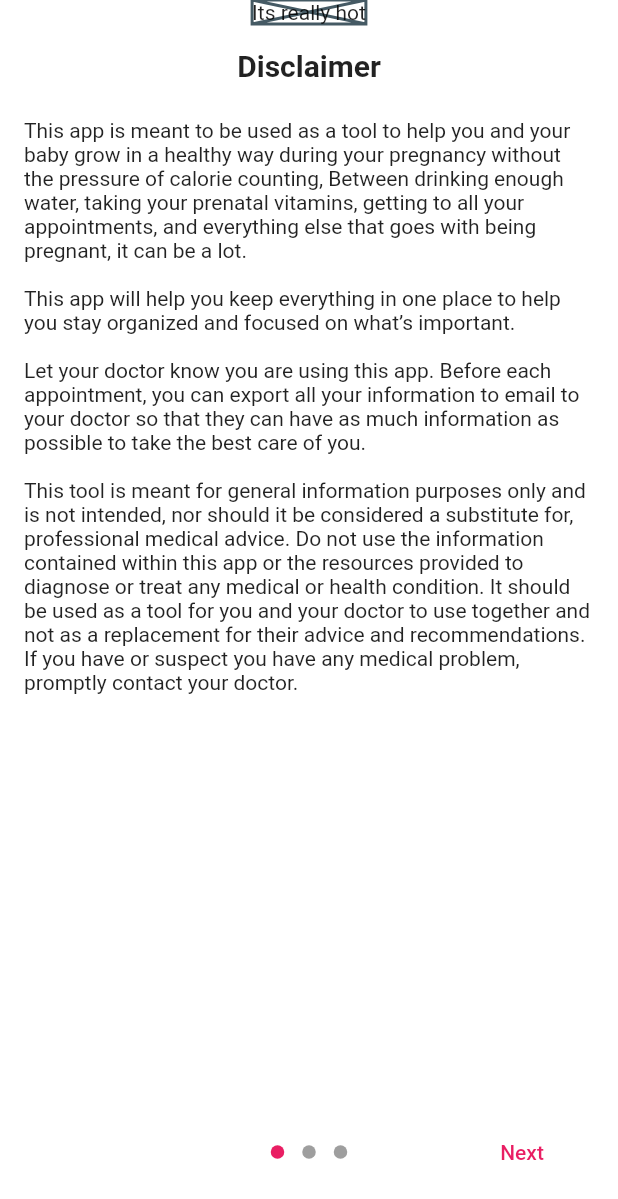
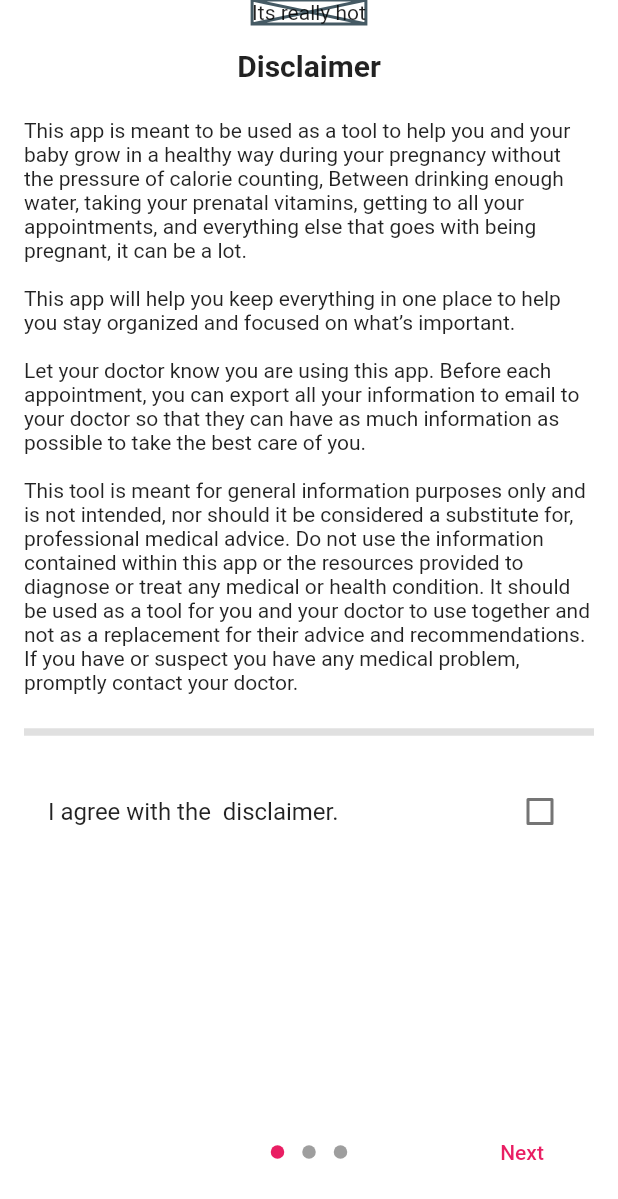
Before and after one commit to tnguyen2791/Preggo, a Flutter app: the screen it shows after launch, on a phone screen of 412 x 824 dp. Shown: the top 1199 px of the screen. Run offline on Flutter 3.47's test engine with Material 2 defaults, Android fonts, the phone set to English and light mode, and no system bars; drawn by our look-alikes of introduction_screen; our stand-ins replace font_awesome_flutter, google_fonts, settings_ui.

Commit message:
creation of checkbox in disclaimer

```diff
--- a/lib/screens/introduction.dart
+++ b/lib/screens/introduction.dart
@@ -31,6 +31,7 @@ class _OnBoardingPageState extends State<OnBoardingPage> {
   bool hxsecret = false;
   bool hxconcern = false;
   bool _notapplicable = false;
+  bool _agreeDisclaimer = false;
 
   Future<void> _loadDisclaimer() async {
     final _loadedDisclaimer =
@@ -70,7 +71,23 @@ class _OnBoardingPageState extends State<OnBoardingPage> {
       pages: [
         PageViewModel(
           title: "Disclaimer",
-          bodyWidget: Text(_disclaimer ?? "Nothing"),
+          bodyWidget: Column(children: [
+            Text(_disclaimer ?? "Nothing"),
+            const Divider(
+              thickness: 5,
+              height: 50.0,
+            ),
+            Center(
+              child: CheckboxListTile(
+                  title: const Text('I agree with the  disclaimer.'),
+                  value: _agreeDisclaimer,
+                  onChanged: (bool? value) {
+                    setState(() {
+                      _agreeDisclaimer = value!;
+                    });
+                  }),
+            ),
+          ]),
         ),
         PageViewModel(
           title: "Medical History",
@@ -138,9 +155,9 @@ class _OnBoardingPageState extends State<OnBoardingPage> {
           bodyWidget: Column(
             children: [
               (hxconcern || hxcontrol || hxeating || hxsecret || hxsick)
-                  ? Text(
+                  ? const Text(
                       'You answered yes to either the question asking about a history of disordered eating or to the four screening questions for disordered eating. We strongly suggest bringing this up with your physician so that he or she can more fully care for you through your pregnancy and beyond. Since recording and viewing your weight may be triggering, this tool has the following options:')
-                  : Text('Select an option for weighing-in!'),
+                  : const Text('Select an option for weighing-in!'),
               Text(
                   'Partner weighing: you weigh yourself weekly, but a partner logs your weigh in the app without you seeing the number. The number will only be visible when you export your data to your physician.'),
               TextButton(onPressed: null, child: Text('Partner Weigh-in')),
```
